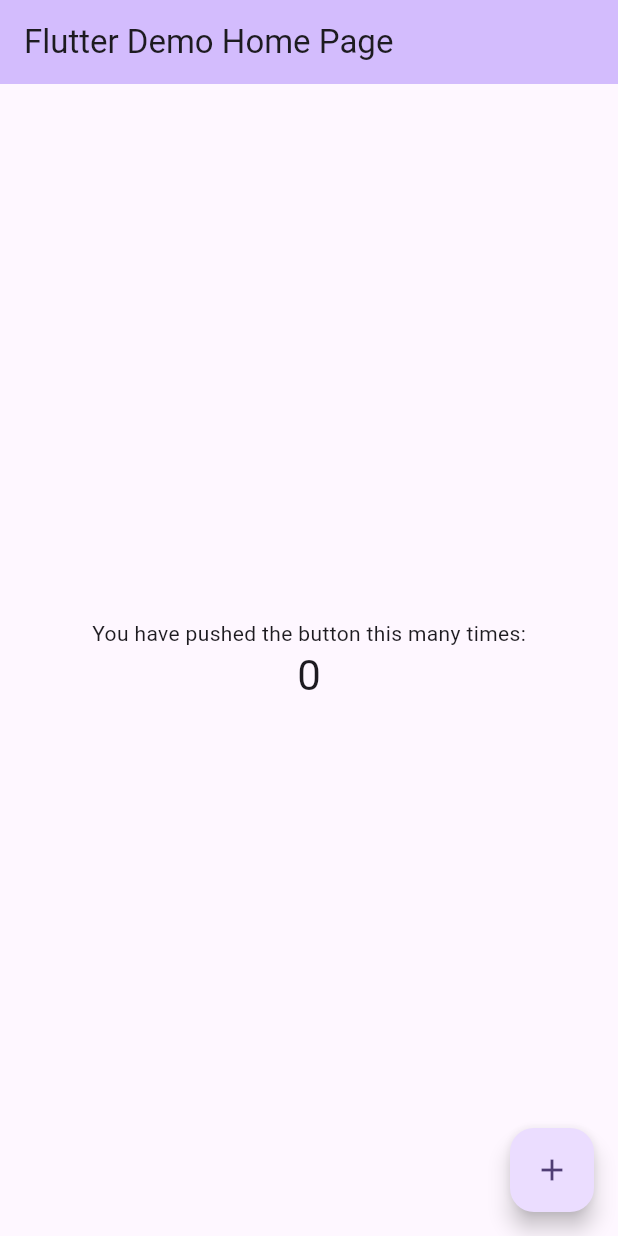
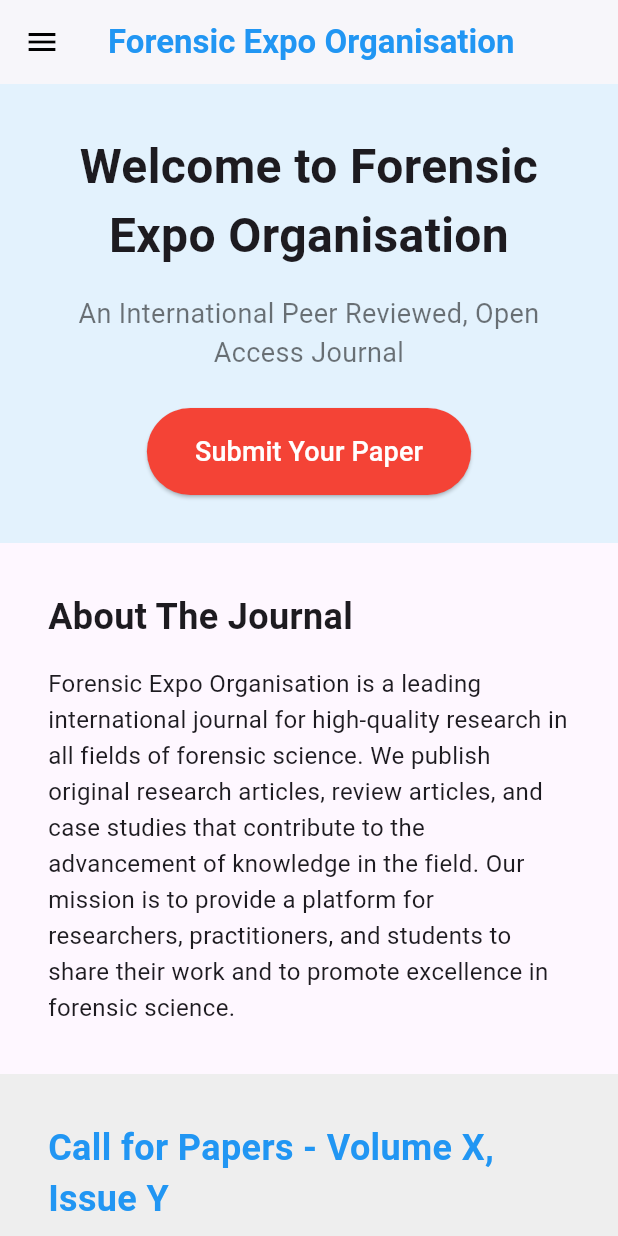
Before and after one commit to could-ai/019a4eda-0be0-766b-90b0-316612fa3193, a Flutter app: the screen it shows after launch, on a phone screen of 412 x 824 dp. Run offline on Flutter 3.47's test engine with Material 3 defaults, Android fonts, the phone set to English and light mode, and no system bars.

Commit message:
I have updated the main.dart file to initialize the application with a new home screen (`HomeScreen`). The default counter application has been removed, and the app's title is now set to 'Forensic Expo Organisation'. I've also configured a basic theme with blue as the primary color to align with the new design.; I have created a new home screen for the application, which is a responsive page that adapts to both desktop and mobile layouts. It includes a navigation bar that collapses into a drawer on smaller screens. The page is structured with several sections: a header, an 'About' section, a 'Call for Papers' section, and a footer, which now includes the requested contact email. This screen serves as the foundation for the website clone.

```diff
--- /dev/null
+++ b/usr/lib/home_screen.dart
@@ -0,0 +1,217 @@
+import 'package:flutter/material.dart';
+
+class HomeScreen extends StatefulWidget {
+  const HomeScreen({super.key});
+
+  @override
+  State<HomeScreen> createState() => _HomeScreenState();
+}
+
+class _HomeScreenState extends State<HomeScreen> {
+  final GlobalKey<ScaffoldState> _scaffoldKey = GlobalKey<ScaffoldState>();
+
+  @override
+  Widget build(BuildContext context) {
+    final isDesktop = MediaQuery.of(context).size.width >= 800;
+
+    return Scaffold(
+      key: _scaffoldKey,
+      appBar: AppBar(
+        backgroundColor: Colors.white,
+        elevation: 1,
+        leading: !isDesktop
+            ? IconButton(
+                icon: const Icon(Icons.menu, color: Colors.black),
+                onPressed: () {
+                  _scaffoldKey.currentState?.openDrawer();
+                },
+              )
+            : null,
+        title: const Text(
+          'Forensic Expo Organisation',
+          style: TextStyle(
+            color: Colors.blue,
+            fontWeight: FontWeight.bold,
+          ),
+        ),
+        actions: isDesktop ? _navBarItems() : [],
+      ),
+      drawer: !isDesktop ? _buildDrawer() : null,
+      body: SingleChildScrollView(
+        child: Column(
+          children: [
+            _buildHeaderSection(),
+            _buildAboutSection(),
+            _buildCallForPaperSection(),
+            _buildFooter(),
+          ],
+        ),
+      ),
+    );
+  }
+
+  List<Widget> _navBarItems() {
+    return [
+      _navBarItem('Home'),
+      _navBarItem('About Us'),
+      _navBarItem('Editorial Board'),
+      _navBarItem('Call for Paper'),
+      _navBarItem('Paper Submission'),
+      _navBarItem('Review Process'),
+      _navBarItem('FAQ'),
+      _navBarItem('Contact Us'),
+    ];
+  }
+
+  Widget _navBarItem(String title) {
+    return Padding(
+      padding: const EdgeInsets.symmetric(horizontal: 16.0),
+      child: TextButton(
+        onPressed: () {},
+        child: Text(
+          title,
+          style: const TextStyle(color: Colors.black),
+        ),
+      ),
+    );
+  }
+
+  Drawer _buildDrawer() {
+    return Drawer(
+      child: ListView(
+        padding: EdgeInsets.zero,
+        children: [
+          const DrawerHeader(
+            decoration: BoxDecoration(
+              color: Colors.blue,
+            ),
+            child: Text(
+              'Forensic Expo Organisation',
+              style: TextStyle(
+                color: Colors.white,
+                fontSize: 24,
+              ),
+            ),
+          ),
+          ..._navBarItems().map((item) => ListTile(
+                title: (item as Padding).child,
+                onTap: () {
+                  Navigator.pop(context);
+                },
+              )),
+        ],
+      ),
+    );
+  }
+
+  Widget _buildHeaderSection() {
+    return Container(
+      width: double.infinity,
+      padding: const EdgeInsets.all(32.0),
+      color: Colors.blue[50],
+      child: Column(
+        children: [
+          const Text(
+            'Welcome to Forensic Expo Organisation',
+            style: TextStyle(fontSize: 32, fontWeight: FontWeight.bold),
+            textAlign: TextAlign.center,
+          ),
+          const SizedBox(height: 16),
+          const Text(
+            'An International Peer Reviewed, Open Access Journal',
+            style: TextStyle(fontSize: 18, color: Colors.black54),
+            textAlign: TextAlign.center,
+          ),
+          const SizedBox(height: 24),
+          ElevatedButton(
+            onPressed: () {},
+            style: ElevatedButton.styleFrom(
+              backgroundColor: Colors.red,
+              padding: const EdgeInsets.symmetric(horizontal: 32, vertical: 16),
+            ),
+            child: const Text(
+              'Submit Your Paper',
+              style: TextStyle(fontSize: 18, color: Colors.white),
+            ),
+          ),
+        ],
+      ),
+    );
+  }
+
+  Widget _buildAboutSection() {
+    return Container(
+      padding: const EdgeInsets.all(32.0),
+      child: const Column(
+        crossAxisAlignment: CrossAxisAlignment.start,
+        children: [
+          Text(
+            'About The Journal',
+            style: TextStyle(fontSize: 24, fontWeight: FontWeight.bold),
+          ),
+          SizedBox(height: 16),
+          Text(
+            'Forensic Expo Organisation is a leading international journal for high-quality research in all fields of forensic science. We publish original research articles, review articles, and case studies that contribute to the advancement of knowledge in the field. Our mission is to provide a platform for researchers, practitioners, and students to share their work and to promote excellence in forensic science.',
+            style: TextStyle(fontSize: 16, height: 1.5),
+          ),
+        ],
+      ),
+    );
+  }
+
+  Widget _buildCallForPaperSection() {
+    return Container(
+      padding: const EdgeInsets.all(32.0),
+      color: Colors.grey[200],
+      child: const Column(
+        crossAxisAlignment: CrossAxisAlignment.start,
+        children: [
+          Text(
+            'Call for Papers - Volume X, Issue Y',
+            style: TextStyle(fontSize: 24, fontWeight: FontWeight.bold, color: Colors.blue),
+          ),
+          SizedBox(height: 16),
+          Text(
+            'We are now accepting submissions for the upcoming issue. We welcome high-quality manuscripts from all areas of forensic science.',
+            style: TextStyle(fontSize: 16),
+          ),
+          SizedBox(height: 8),
+          Text('Submission Deadline: DD-MM-YYYY'),
+        ],
+      ),
+    );
+  }
+
+  Widget _buildFooter() {
+    return Container(
+      color: Colors.blue[800],
+      padding: const EdgeInsets.all(32.0),
+      child: Column(
+        children: [
+          const Row(
+            mainAxisAlignment: MainAxisAlignment.spaceAround,
+            crossAxisAlignment: CrossAxisAlignment.start,
+            children: [
+              // This can be more complex with columns for links
+              Text('Quick Links', style: TextStyle(color: Colors.white, fontWeight: FontWeight.bold)),
+              Text('Contact Us', style: TextStyle(color: Colors.white, fontWeight: FontWeight.bold)),
+              Text('Policies', style: TextStyle(color: Colors.white, fontWeight: FontWeight.bold)),
+            ],
+          ),
+          const SizedBox(height: 20),
+          const Divider(color: Colors.white54),
+          const SizedBox(height: 20),
+          const Text(
+            '© 2024 Forensic Expo Organisation. All Rights Reserved.',
+            style: TextStyle(color: Colors.white),
+          ),
+          const SizedBox(height: 8),
+          const Text(
+            'Contact: forensicexpo392@gmail.com',
+            style: TextStyle(color: Colors.white),
+          ),
+        ],
+      ),
+    );
+  }
+}
--- a/usr/lib/main.dart
+++ b/usr/lib/main.dart
@@ -1,4 +1,5 @@
 import 'package:flutter/material.dart';
+import 'package:couldai_user_app/home_screen.dart';
 
 void main() {
   runApp(const MyApp());
@@ -7,114 +8,16 @@ void main() {
 class MyApp extends StatelessWidget {
   const MyApp({super.key});
 
-  // This widget is the root of your application.
   @override
   Widget build(BuildContext context) {
     return MaterialApp(
-      title: 'Flutter Demo',
+      title: 'Forensic Expo Organisation',
       debugShowCheckedModeBanner: false,
       theme: ThemeData(
-        // This is the theme of your application.
-        //
-        // TRY THIS: Try running your application with "flutter run". You'll see
-        // the application has a purple toolbar. Then, without quitting the app,
-        // try changing the seedColor in the colorScheme below to Colors.green
-        // and then invoke "hot reload" (save your changes or press the "hot
-        // reload" button in a Flutter-supported IDE, or press "r" if you used
-        // the command line to start the app).
-        //
-        // Notice that the counter didn't reset back to zero; the application
-        // state is not lost during the reload. To reset the state, use hot
-        // restart instead.
-        //
-        // This works for code too, not just values: Most code changes can be
-        // tested with just a hot reload.
-        colorScheme: ColorScheme.fromSeed(seedColor: Colors.deepPurple),
+        primarySwatch: Colors.blue,
+        visualDensity: VisualDensity.adaptivePlatformDensity,
       ),
-      home: const MyHomePage(title: 'Flutter Demo Home Page'),
+      home: const HomeScreen(),
     );
   }
 }
-
-class MyHomePage extends StatefulWidget {
-  const MyHomePage({super.key, required this.title});
-
-  // This widget is the home page of your application. It is stateful, meaning
-  // that it has a State object (defined below) that contains fields that affect
-  // how it looks.
-
-  // This class is the configuration for the state. It holds the values (in this
-  // case the title) provided by the parent (in this case the App widget) and
-  // used by the build method of the State. Fields in a Widget subclass are
-  // always marked "final".
-
-  final String title;
-
-  @override
-  State<MyHomePage> createState() => _MyHomePageState();
-}
-
-class _MyHomePageState extends State<MyHomePage> {
-  int _counter = 0;
-
-  void _incrementCounter() {
-    setState(() {
-      // This call to setState tells the Flutter framework that something has
-      // changed in this State, which causes it to rerun the build method below
-      // so that the display can reflect the updated values. If we changed
-      // _counter without calling setState(), then the build method would not be
-      // called again, and so nothing would appear to happen.
-      _counter++;
-    });
-  }
-
-  @override
-  Widget build(BuildContext context) {
-    // This method is rerun every time setState is called, for instance as done
-    // by the _incrementCounter method above.
-    //
-    // The Flutter framework has been optimized to make rerunning build methods
-    // fast, so that you can just rebuild anything that needs updating rather
-    // than having to individually change instances of widgets.
-    return Scaffold(
-      appBar: AppBar(
-        // TRY THIS: Try changing the color here to a specific color (to
-        // Colors.amber, perhaps?) and trigger a hot reload to see the AppBar
-        // change color while the other colors stay the same.
-        backgroundColor: Theme.of(context).colorScheme.inversePrimary,
-        // Here we take the value from the MyHomePage object that was created by
-        // the App.build method, and use it to set our appbar title.
-        title: Text(widget.title),
-      ),
-      body: Center(
-        // Center is a layout widget. It takes a single child and positions it
-        // in the middle of the parent.
-        child: Column(
-          // Column is also a layout widget. It takes a list of children and
-          // arranges them vertically. By default, it sizes itself to fit its
-          // children horizontally, and tries to be as tall as its parent.
-          //
-          // Column has various properties to control how it sizes itself and
-          // how it positions its children. Here we use mainAxisAlignment to
-          // center the children vertically; the main axis here is the vertical
-          // axis because Columns are vertical (the cross axis would be
-          // horizontal).
-          //
-          // TRY THIS: Invoke "debug painting" (choose the "Toggle Debug Paint"
-          // action in the IDE, or press "p" in the console), to see the
-          // wireframe for each widget.
-          mainAxisAlignment: MainAxisAlignment.center,
-          children: <Widget>[
-            const Text('You have pushed the button this many times:'),
-            Text('$_counter', style: Theme.of(context).textTheme.headlineMedium),
-          ],
-        ),
-      ),
-      floatingActionButton: FloatingActionButton(
-        onPressed: _incrementCounter,
-        tooltip: 'Increment',
-        child: const Icon(Icons.add),
-      ), // This trailing comma makes auto-formatting nicer for build methods.
-    );
-  }
-}
```
